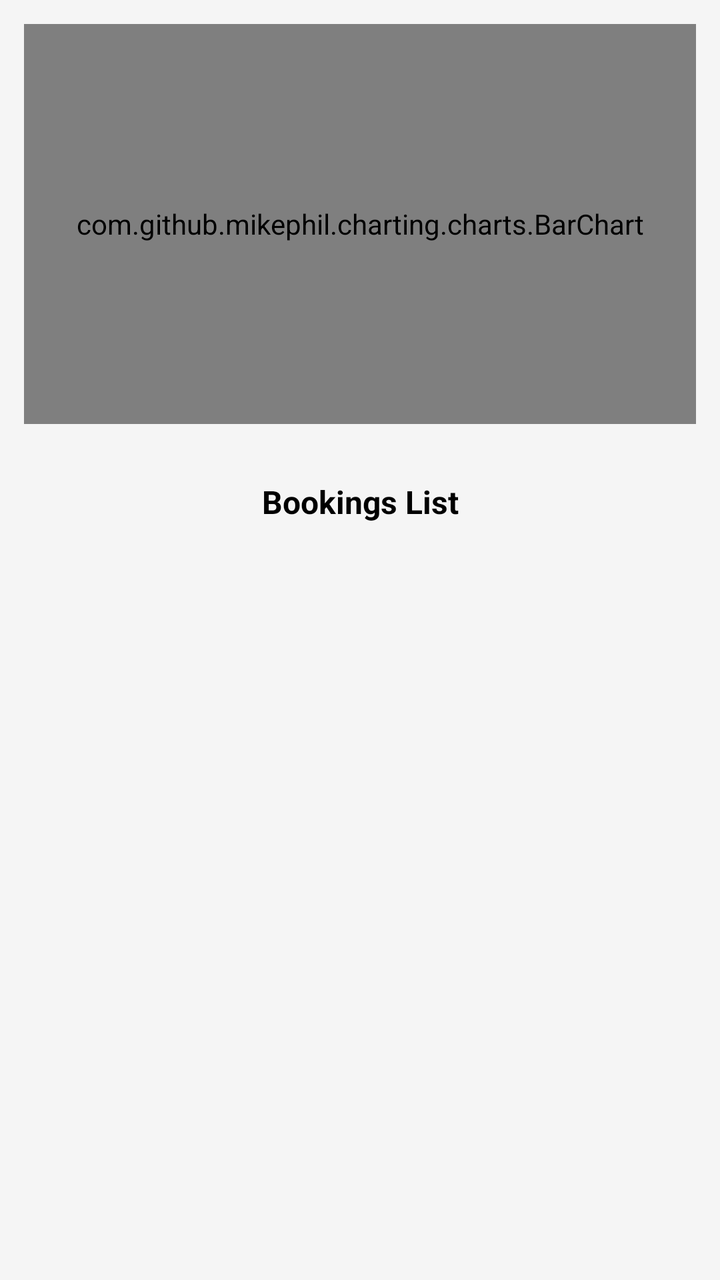
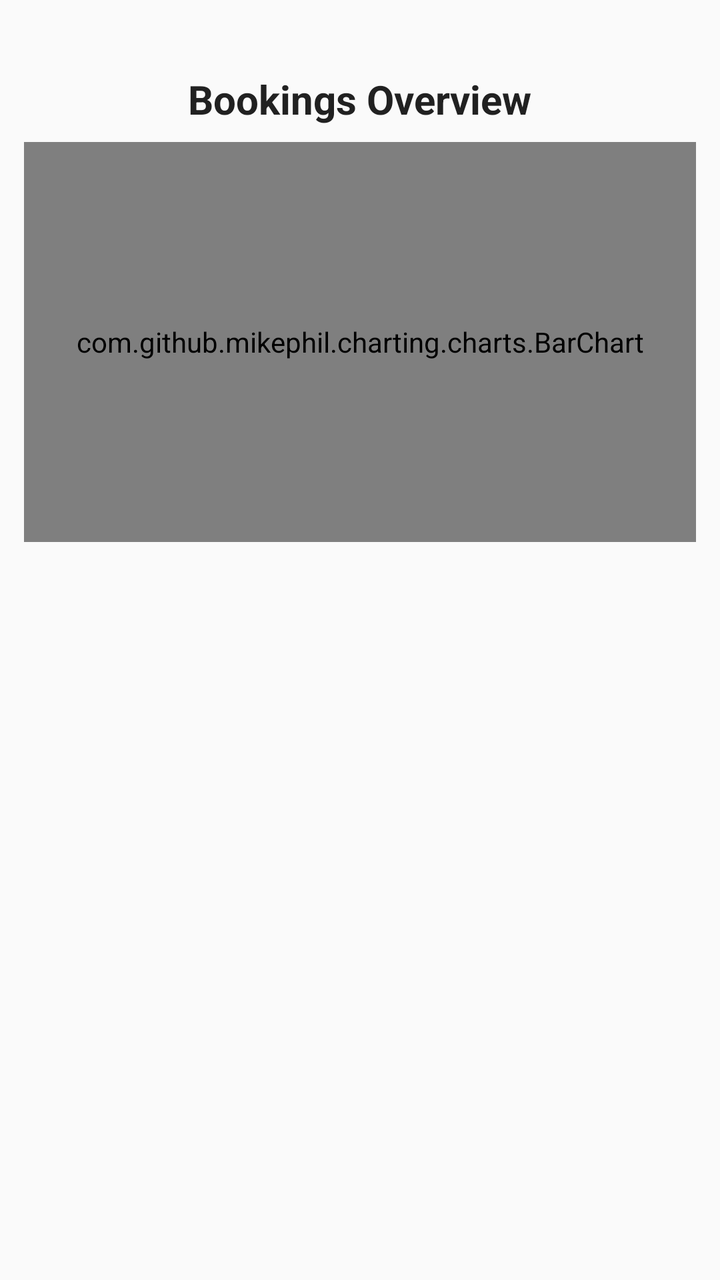

Screens rendered from an Android XML layout before and after an edit, with the pre-edit source and the edit as a unified diff.
<!-- AndroidManifest.xml: application theme Theme.FYSA -->
<!-- res/layout/fragment_bookings_overview.xml -->
<?xml version="1.0" encoding="utf-8"?>
<androidx.constraintlayout.widget.ConstraintLayout
    xmlns:android="http://schemas.android.com/apk/res/android"
    xmlns:app="http://schemas.android.com/apk/res-auto"
    android:layout_width="match_parent"
    android:layout_height="match_parent"
    android:padding="12dp">

    
    <com.github.mikephil.charting.charts.BarChart
        android:id="@+id/bookingsBarChart"
        android:layout_width="0dp"
        android:layout_height="200dp"
        app:layout_constraintTop_toTopOf="parent"
        app:layout_constraintStart_toStartOf="parent"
        app:layout_constraintEnd_toEndOf="parent"/>

    
    <LinearLayout
        android:id="@+id/nativeAdContainer"
        android:layout_width="0dp"
        android:layout_height="wrap_content"
        android:orientation="vertical"
        android:padding="8dp"
        app:layout_constraintTop_toBottomOf="@id/bookingsBarChart"
        app:layout_constraintStart_toStartOf="parent"
        app:layout_constraintEnd_toEndOf="parent"/>

    
    <TextView
        android:id="@+id/bookingsListTitle"
        android:layout_width="wrap_content"
        android:layout_height="wrap_content"
        android:text="@string/bookings_list"
        android:textColor="@color/textPrimary"
        android:textSize="16sp"
        android:textStyle="bold"
        android:layout_marginTop="12dp"
        app:layout_constraintTop_toBottomOf="@id/nativeAdContainer"
        app:layout_constraintStart_toStartOf="parent"
        app:layout_constraintEnd_toEndOf="parent"/>

    
    <ScrollView
        android:id="@+id/scrollContent"
        android:contentDescription="@string/scroll_content"
        android:layout_width="0dp"
        android:layout_height="0dp"
        android:layout_marginTop="8dp"
        app:layout_constraintTop_toBottomOf="@id/bookingsListTitle"
        app:layout_constraintStart_toStartOf="parent"
        app:layout_constraintEnd_toEndOf="parent"
        app:layout_constraintBottom_toBottomOf="parent">

        <LinearLayout
            android:id="@+id/bookingsListContainer"
            android:layout_width="match_parent"
            android:layout_height="wrap_content"
            android:orientation="vertical"
            android:divider="@android:color/darker_gray"
            android:dividerPadding="8dp"
            android:showDividers="middle"/>
    </ScrollView>

</androidx.constraintlayout.widget.ConstraintLayout>
<!-- resources referenced by this layout -->
<resources>
  <color name="textPrimary">#000000</color>
  <string name="bookings_list">Bookings List</string>
  <string name="scroll_content">Scroll content</string>
  <style name="Theme.FYSA" parent="Theme.MaterialComponents.DayNight.NoActionBar">
          <item name="colorPrimary">@color/btnPrimary</item>
          <item name="colorPrimaryVariant">@color/btnPrimary</item>
          <item name="colorOnPrimary">@color/btnTextPrimary</item>
  
          <item name="colorSecondary">@color/btnSecondary</item>
          <item name="colorSecondaryVariant">@color/btnSecondary</item>
          <item name="colorOnSecondary">@color/btnTextSecondary</item>
  
          <item name="android:colorBackground">@color/bgColor</item>
          <item name="colorSurface">@color/bgColor</item>
          <item name="colorOnSurface">@color/textPrimary</item>
  
          <item name="android:statusBarColor" tools:targetApi="l">?attr/colorPrimary</item>
          <item name="android:windowLightStatusBar">true</item>
  
          <item name="materialButtonStyle">@style/Widget.MaterialComponents.Button</item>
          <item name="materialButtonOutlinedStyle">@style/Widget.MaterialComponents.Button.OutlinedButton</item>
      </style>
  <color name="btnPrimary">#3F51B5</color>
  <color name="btnTextPrimary">#FFFFFF</color>
  <color name="btnSecondary">#FF9800</color>
  <color name="btnTextSecondary">#FFFFFF</color>
  <color name="bgColor">#F5F5F5</color>
</resources>

<!-- the commit's change to res/layout/fragment_bookings_overview.xml (unified diff, before → after) -->
@@ -1,19 +1,12 @@
 <?xml version="1.0" encoding="utf-8"?>
-<androidx.constraintlayout.widget.ConstraintLayout
-    xmlns:android="http://schemas.android.com/apk/res/android"
+<androidx.constraintlayout.widget.ConstraintLayout xmlns:android="http://schemas.android.com/apk/res/android"
     xmlns:app="http://schemas.android.com/apk/res-auto"
     android:layout_width="match_parent"
     android:layout_height="match_parent"
-    android:padding="12dp">
-
-    
-    <com.github.mikephil.charting.charts.BarChart
-        android:id="@+id/bookingsBarChart"
-        android:layout_width="0dp"
-        android:layout_height="200dp"
-        app:layout_constraintTop_toTopOf="parent"
-        app:layout_constraintStart_toStartOf="parent"
-        app:layout_constraintEnd_toEndOf="parent"/>
+    xmlns:tools="http://schemas.android.com/tools"
+    android:background="?android:attr/colorBackground"
+    android:padding="12dp"
+    tools:context=".BookingsOverviewFragment">
 
     
     <LinearLayout
@@ -22,7 +15,7 @@
         android:layout_height="wrap_content"
         android:orientation="vertical"
         android:padding="8dp"
-        app:layout_constraintTop_toBottomOf="@id/bookingsBarChart"
+        app:layout_constraintTop_toTopOf="parent"
         app:layout_constraintStart_toStartOf="parent"
         app:layout_constraintEnd_toEndOf="parent"/>
 
@@ -31,11 +24,12 @@
         android:id="@+id/bookingsListTitle"
         android:layout_width="wrap_content"
         android:layout_height="wrap_content"
+        android:layout_marginTop="8dp"
         android:text="@string/bookings_list"
-        android:textColor="@color/textPrimary"
-        android:textSize="16sp"
+        android:textColor="?attr/colorOnSurface"
+        android:textSize="20sp"
         android:textStyle="bold"
-        android:layout_marginTop="12dp"
+        android:layout_gravity="center"
         app:layout_constraintTop_toBottomOf="@id/nativeAdContainer"
         app:layout_constraintStart_toStartOf="parent"
         app:layout_constraintEnd_toEndOf="parent"/>
@@ -43,23 +37,37 @@
     
     <ScrollView
         android:id="@+id/scrollContent"
-        android:contentDescription="@string/scroll_content"
         android:layout_width="0dp"
         android:layout_height="0dp"
         android:layout_marginTop="8dp"
+        android:contentDescription="@string/bookings_list"
         app:layout_constraintTop_toBottomOf="@id/bookingsListTitle"
         app:layout_constraintStart_toStartOf="parent"
         app:layout_constraintEnd_toEndOf="parent"
         app:layout_constraintBottom_toBottomOf="parent">
 
         <LinearLayout
-            android:id="@+id/bookingsListContainer"
             android:layout_width="match_parent"
             android:layout_height="wrap_content"
-            android:orientation="vertical"
-            android:divider="@android:color/darker_gray"
-            android:dividerPadding="8dp"
-            android:showDividers="middle"/>
+            android:orientation="vertical">
+
+            
+            <com.github.mikephil.charting.charts.BarChart
+                android:id="@+id/bookingsBarChart"
+                android:layout_width="match_parent"
+                android:layout_height="200dp"
+                android:layout_marginBottom="12dp"/>
+
+            
+            <LinearLayout
+                android:id="@+id/bookingsListContainer"
+                android:layout_width="match_parent"
+                android:layout_height="wrap_content"
+                android:orientation="vertical"
+                android:divider="@android:color/darker_gray"
+                android:dividerPadding="8dp"
+                android:showDividers="middle"/>
+        </LinearLayout>
     </ScrollView>
 
 </androidx.constraintlayout.widget.ConstraintLayout>
<!-- resource entries referenced after the edit -->
@@ -1,31 +1,57 @@
 <!-- resources referenced by this layout -->
 <resources>
-  <color name="textPrimary">#000000</color>
-  <string name="bookings_list">Bookings List</string>
-  <string name="scroll_content">Scroll content</string>
-  <style name="Theme.FYSA" parent="Theme.MaterialComponents.DayNight.NoActionBar">
-          <item name="colorPrimary">@color/btnPrimary</item>
-          <item name="colorPrimaryVariant">@color/btnPrimary</item>
-          <item name="colorOnPrimary">@color/btnTextPrimary</item>
-  
-          <item name="colorSecondary">@color/btnSecondary</item>
-          <item name="colorSecondaryVariant">@color/btnSecondary</item>
-          <item name="colorOnSecondary">@color/btnTextSecondary</item>
-  
-          <item name="android:colorBackground">@color/bgColor</item>
-          <item name="colorSurface">@color/bgColor</item>
-          <item name="colorOnSurface">@color/textPrimary</item>
-  
-          <item name="android:statusBarColor" tools:targetApi="l">?attr/colorPrimary</item>
+  <string name="bookings_list">Bookings Overview</string>
+  <style name="Theme.FYSA" parent="Base.Theme.FYSA" />
+  <style name="Base.Theme.FYSA" parent="Theme.Material3.DayNight.NoActionBar">
+          <item name="android:statusBarColor">@color/grey_100</item>
           <item name="android:windowLightStatusBar">true</item>
-  
-          <item name="materialButtonStyle">@style/Widget.MaterialComponents.Button</item>
-          <item name="materialButtonOutlinedStyle">@style/Widget.MaterialComponents.Button.OutlinedButton</item>
+          <item name="splashBackground">@color/grey_50</item>
+          <item name="colorPrimary">@color/indigo_500</item>
+          <item name="colorOnPrimary">@color/white</item>
+          <item name="colorPrimaryContainer">@color/indigo_200</item>
+          <item name="colorOnPrimaryContainer">@color/indigo_900</item>
+          <item name="colorSecondary">@color/orange_500</item>
+          <item name="colorOnSecondary">@color/white</item>
+          <item name="colorSecondaryContainer">@color/black</item>
+          <item name="colorOnSecondaryContainer">@color/orange_900</item>
+          <item name="colorTertiary">@color/cyan_500</item>
+          <item name="colorOnTertiary">@color/white</item>
+          <item name="colorTertiaryContainer">@color/cyan_200</item>
+          <item name="colorOnTertiaryContainer">@color/cyan_900</item>
+          <item name="colorError">@color/red_500</item>
+          <item name="colorOnError">@color/white</item>
+          <item name="colorErrorContainer">@color/red_200</item>
+          <item name="colorOnErrorContainer">@color/red_900</item>
+          <item name="android:colorBackground">@color/grey_50</item>
+          <item name="colorOnBackground">@color/grey_900</item>
+          <item name="colorSurface">@color/white</item>
+          <item name="colorOnSurface">@color/grey_900</item>
+          <item name="colorSurfaceVariant">@color/grey_100</item>
+          <item name="colorOnSurfaceVariant">@color/grey_700</item>
+          <item name="colorOutline">@color/grey_300</item>
+          <item name="colorOnSurfaceInverse">@color/grey_50</item>
+          <item name="colorSurfaceInverse">@color/grey_900</item>
+          <item name="colorPrimaryInverse">@color/indigo_200</item>
+          <item name="colorSuccess">@color/green_500</item>
       </style>
-  <color name="btnPrimary">#3F51B5</color>
-  <color name="btnTextPrimary">#FFFFFF</color>
-  <color name="btnSecondary">#FF9800</color>
-  <color name="btnTextSecondary">#FFFFFF</color>
-  <color name="bgColor">#F5F5F5</color>
+  <color name="grey_100">#F5F5F5</color>
+  <color name="grey_50">#FAFAFA</color>
+  <color name="indigo_500">#3F51B5</color>
+  <color name="white">#FFFFFF</color>
+  <color name="indigo_200">#9FA8DA</color>
+  <color name="indigo_900">#1A237E</color>
+  <color name="orange_500">#FF9800</color>
+  <color name="black">#000000</color>
+  <color name="orange_900">#E65100</color>
+  <color name="cyan_500">#00BCD4</color>
+  <color name="cyan_200">#80DEEA</color>
+  <color name="cyan_900">#006064</color>
+  <color name="red_500">#F44336</color>
+  <color name="red_200">#EF9A9A</color>
+  <color name="red_900">#B71C1C</color>
+  <color name="grey_900">#212121</color>
+  <color name="grey_700">#616161</color>
+  <color name="grey_300">#E0E0E0</color>
+  <color name="green_500">#4CAF50</color>
 </resources>
 
